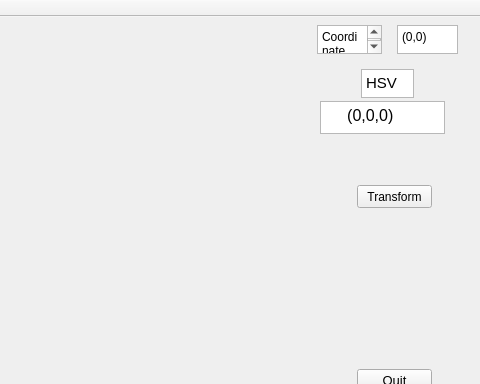
Ger-zal/Qt-OpenCV, file mainwindow.ui: the form before one commit; both pictures show x 171 to 651 and y 0 to 384 of the 651 by 479 pixel window.
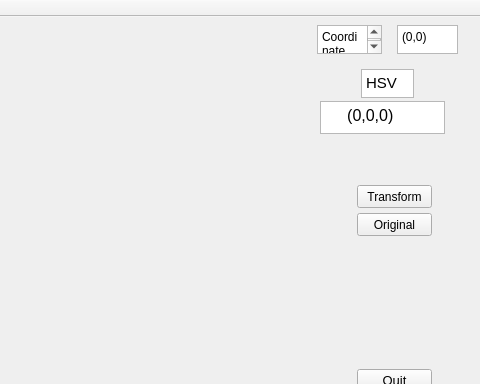
The form after the commit.

The edit to the form file:
```diff
--- a/mainwindow.ui
+++ b/mainwindow.ui
@@ -136,6 +136,19 @@
      <string>HSV</string>
     </property>
    </widget>
+   <widget class="QPushButton" name="original">
+    <property name="geometry">
+     <rect>
+      <x>528</x>
+      <y>196</y>
+      <width>75</width>
+      <height>23</height>
+     </rect>
+    </property>
+    <property name="text">
+     <string>Original</string>
+    </property>
+   </widget>
   </widget>
   <widget class="QMenuBar" name="menuBar">
    <property name="geometry">
```
Left out of the diff: 6 changed lines with no effect on the pictures.
